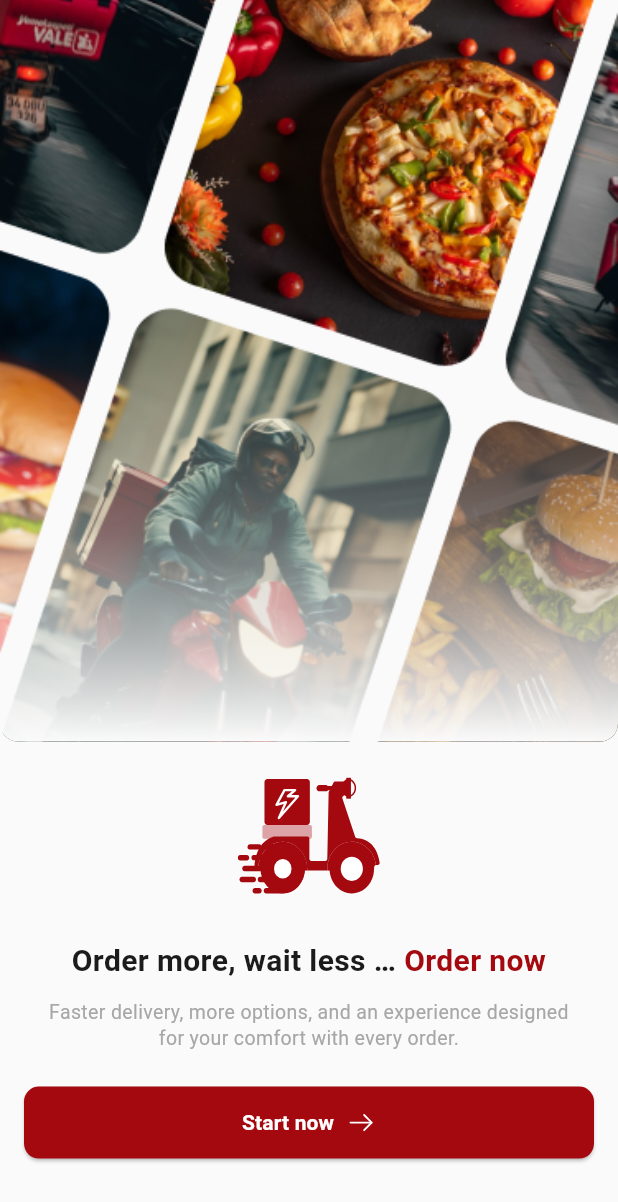
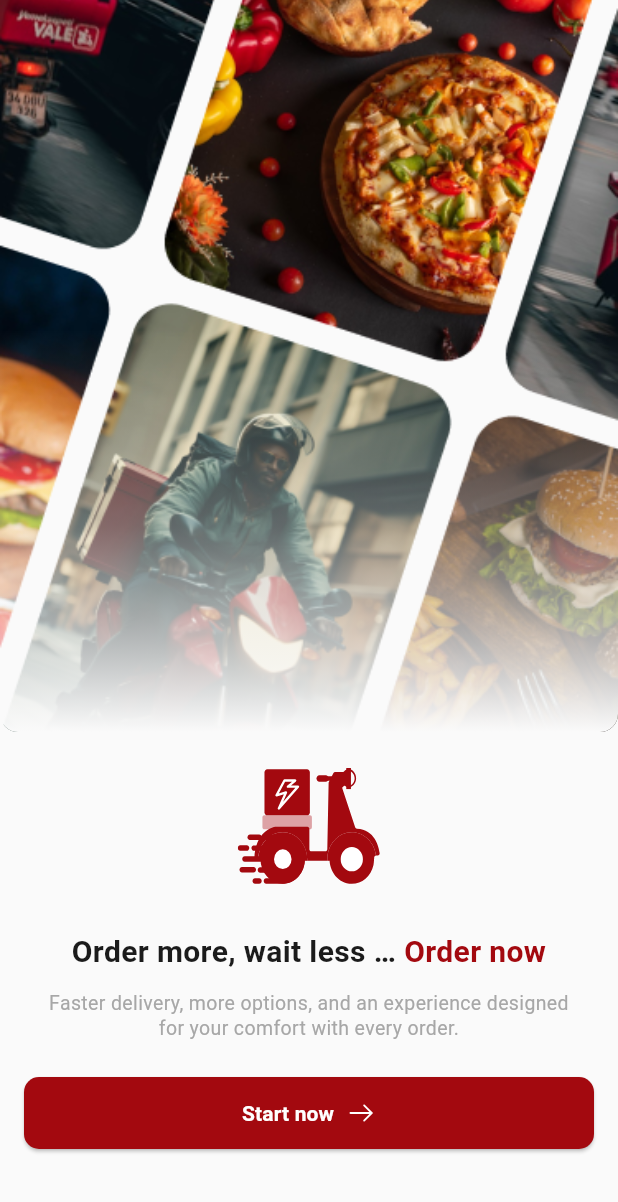
Before and after one commit to omarfaysal1111/food_user_app, a Flutter app: the screen it shows after launch, on a phone screen of 412 x 824 dp. Shown: the top 1202 px of the screen. Run offline on Flutter 3.47's test engine with Material 3 defaults, Android fonts, the phone set to English and light mode, and no system bars; our stand-ins replace dartz, dio, equatable, flutter_bloc, flutter_svg, get_it and 2 more.

Commit message:
fix layout issue in OnBoarding screen

```diff
--- a/lib/features/onboarding/presentation/pages/onboarding_screen.dart
+++ b/lib/features/onboarding/presentation/pages/onboarding_screen.dart
@@ -14,13 +14,11 @@ class OnboardingScreen extends StatelessWidget {
 
   static const _horizontalPad = 16.0;
   static const _collageBottomRadius = 12.0;
+  static const _smallHeightBreakpoint = 700.0;
 
   @override
   Widget build(BuildContext context) {
     final l10n = AppLocalizations.of(context)!;
-    final screenHeight = MediaQuery.sizeOf(context).height;
-    final bottomInset = MediaQuery.paddingOf(context).bottom;
-    final collageH = screenHeight * 0.6;
     final scaffoldBg = AppColors.scaffoldBackground(context);
     final collageAsset = Theme.of(context).brightness == Brightness.dark
         ? AppAssets.onboardingCollageDark
@@ -28,7 +26,47 @@ class OnboardingScreen extends StatelessWidget {
 
     return Scaffold(
       backgroundColor: scaffoldBg,
-      body: Column(
+      body: SafeArea(
+        top: false,
+        child: LayoutBuilder(
+          builder: (context, constraints) {
+            final bottomInset = MediaQuery.paddingOf(context).bottom;
+            final bottomPadding = 20.0 + bottomInset;
+
+            final availableHeight = constraints.maxHeight;
+            final isSmallHeight = availableHeight < _smallHeightBreakpoint;
+
+            final scooterWidth = isSmallHeight ? 78.0 : 95.0;
+            final scooterHeight = isSmallHeight ? 70.0 : 84.0;
+
+            final mainGap = isSmallHeight ? 14.0 : 24.0;
+            final titleDescGap = isSmallHeight ? 8.0 : 12.0;
+
+            // Conservative estimates to prevent bottom overflow on short screens.
+            const titleEstimate = 56.0;
+            const descriptionEstimate = 44.0;
+
+            final desiredCollageH = availableHeight * 0.60;
+            final minCollageH = isSmallHeight
+                ? availableHeight * 0.42
+                : availableHeight * 0.50;
+
+            final reservedContentH = mainGap + // top padding inside content block
+                scooterHeight +
+                mainGap +
+                titleEstimate +
+                titleDescGap +
+                descriptionEstimate +
+                mainGap +
+                48.0 + // CTA button height
+                bottomPadding;
+
+            final computedCollageH =
+                (availableHeight - reservedContentH).clamp(minCollageH, desiredCollageH);
+
+            final enableScrollFallback = availableHeight < 650;
+
+            return Column(
               crossAxisAlignment: CrossAxisAlignment.stretch,
               children: [
                 ClipRRect(
@@ -37,7 +75,7 @@ class OnboardingScreen extends StatelessWidget {
                     bottomRight: Radius.circular(_collageBottomRadius),
                   ),
                   child: SizedBox(
-              height: collageH,
+                    height: computedCollageH,
                     width: double.infinity,
                     child: Stack(
                       fit: StackFit.expand,
@@ -64,33 +102,38 @@ class OnboardingScreen extends StatelessWidget {
                     ),
                   ),
                 ),
-          Padding(
+                Expanded(
+                  child: SingleChildScrollView(
+                    physics: enableScrollFallback
+                        ? const BouncingScrollPhysics()
+                        : const NeverScrollableScrollPhysics(),
+                    child: Padding(
                       padding: EdgeInsets.fromLTRB(
                         _horizontalPad,
-              24,
+                        mainGap,
                         _horizontalPad,
-              24 + bottomInset,
+                        bottomPadding,
                       ),
                       child: Column(
                         mainAxisSize: MainAxisSize.min,
                         crossAxisAlignment: CrossAxisAlignment.stretch,
                         children: [
-                const Center(
+                          Center(
                             child: AppSvgImage.asset(
                               AppAssets.onboardingScooter,
-                    width: 95,
-                    height: 84,
+                              width: scooterWidth,
+                              height: scooterHeight,
                             ),
                           ),
-                const SizedBox(height: 24),
+                          SizedBox(height: mainGap),
                           _OnboardingTitle(l10n: l10n),
-                const SizedBox(height: 12),
+                          SizedBox(height: titleDescGap),
                           Text(
                             l10n.onboardingDescription,
                             textAlign: TextAlign.center,
                             style: AppTextStyles.onboardingDescription(context),
                           ),
-                const SizedBox(height: 24),
+                          SizedBox(height: mainGap),
                           AuthPrimaryButton(
                             height: 48,
                             preserveContentOrder: true,
@@ -106,7 +149,12 @@ class OnboardingScreen extends StatelessWidget {
                         ],
                       ),
                     ),
+                  ),
+                ),
               ],
+            );
+          },
+        ),
       ),
     );
   }
```
Lines whose indentation alone changed are shown as unchanged.
